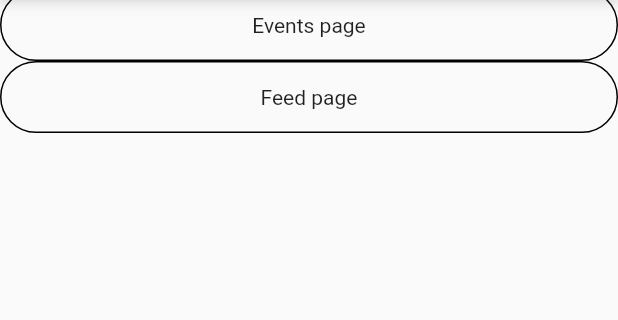
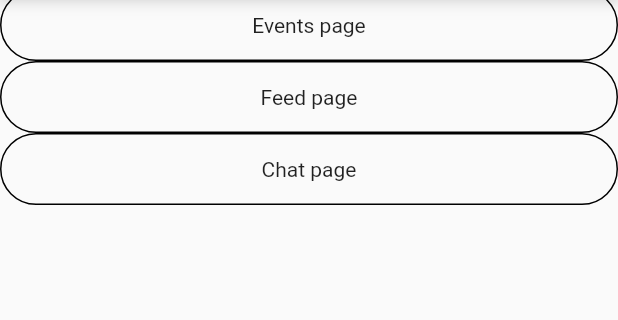
Before and after one commit to Plasius/all_in_fest, a Flutter app: the screen it shows after launch, on a phone screen of 412 x 824 dp, the part 95-415 px from its top. Run offline on Flutter 3.47's test engine with Material 2 defaults, Android fonts, the phone set to English and light mode, and no system bars; our stand-ins replace cloud_firestore, firebase_core; accounts and stored records are empty.

```diff
--- a/lib/main.dart
+++ b/lib/main.dart
@@ -1,3 +1,4 @@
+import 'package:all_in_fest/pages/chat_page.dart';
 import 'package:all_in_fest/pages/events_page.dart';
 import 'package:all_in_fest/pages/feed_page.dart';
 import 'package:firebase_core/firebase_core.dart';
@@ -104,6 +105,18 @@ class _MyHomePageState extends State<MyHomePage> {
                       borderRadius: BorderRadius.circular(25),
                       border: Border.all(color: Colors.black)),
                 ),
+              ),
+              GestureDetector(
+                onTap: () => Navigator.push(context,
+                    MaterialPageRoute(builder: (context) => const ChatPage())),
+                child: Container(
+                  padding: const EdgeInsets.all(15),
+                  child: const Center(child: Text("Chat page")),
+                  width: MediaQuery.of(context).size.width,
+                  decoration: BoxDecoration(
+                      borderRadius: BorderRadius.circular(25),
+                      border: Border.all(color: Colors.black)),
+                ),
               )
             ],
           ),
```
Also changed, not shown: lib/pages/chat_page.dart (added, +20 -0 lines), 1 other file.
